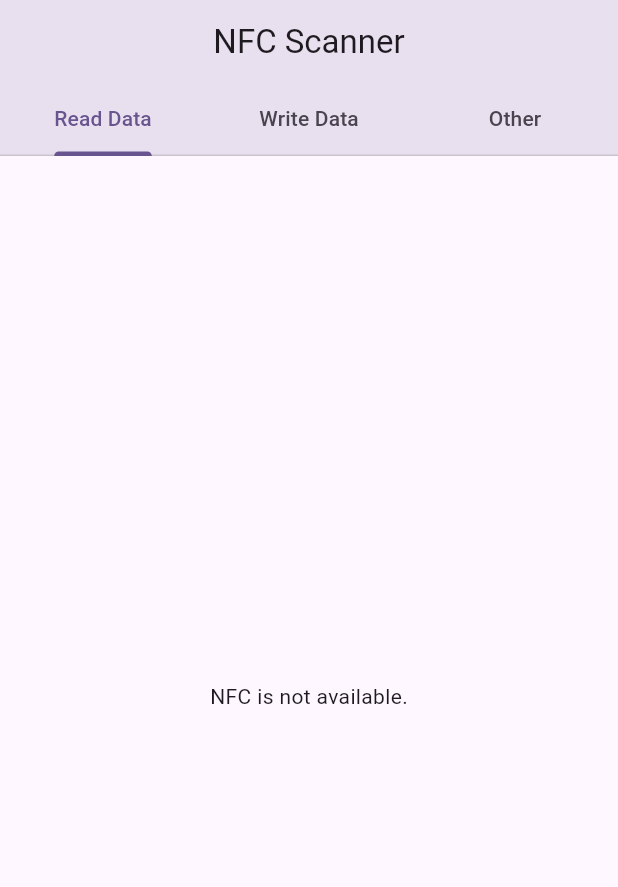
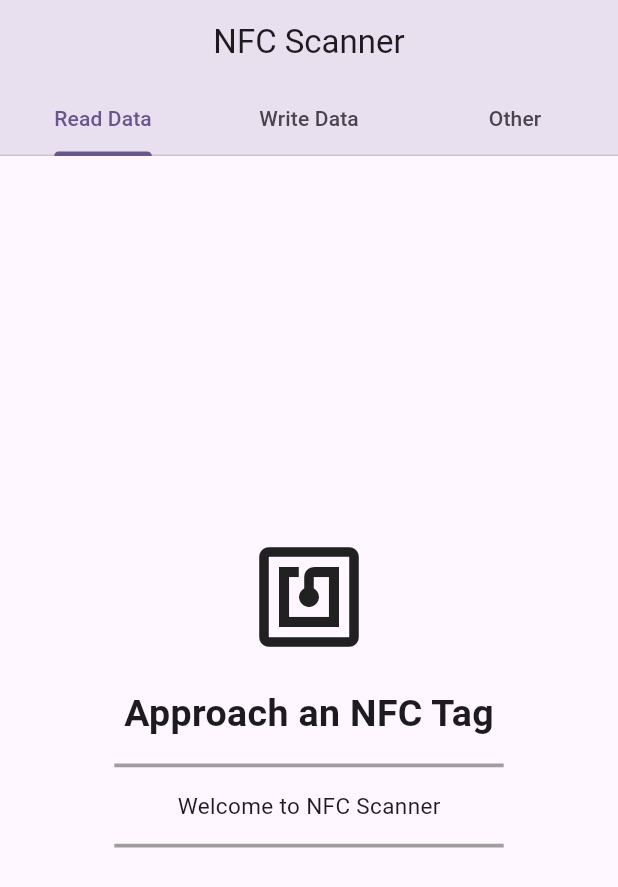
Before and after one commit to amishcodetrade/nfc_scanner, a Flutter app: the screen it shows after launch, on a phone screen of 412 x 824 dp. Shown: the top 887 px of the screen. Run offline on Flutter 3.47's test engine with Material 2 defaults, Android fonts, the phone set to English and light mode, and no system bars; our stand-ins replace shared_preferences, smooth_page_indicator; missing offline and left inert: nfc_manager; statements that could not run were skipped.

Commit message:
[fix] issue of nfc dialog and nfc not available text in read_nfc_data.dart

```diff
--- a/lib/view/screens/dashbord/home_screen.dart
+++ b/lib/view/screens/dashbord/home_screen.dart
@@ -83,7 +83,6 @@ class _HomeScreenState extends State<HomeScreen> with SingleTickerProviderStateM
                   }else{
                     isNfcEnabled = false;
                   }
-                  _checkNfcAvailability();
                 },
                 child: const Text('OK'),
               ),
--- a/lib/view/screens/read_data/read_nfc_data.dart
+++ b/lib/view/screens/read_data/read_nfc_data.dart
@@ -14,8 +14,6 @@ class _ReadDataState extends State<ReadData> {
   ValueNotifier<List<List<int>>> identifierNotifier = ValueNotifier([]);
   ValueNotifier<List<String>> userDetailsNotifier = ValueNotifier([]);
 
-  bool isNfcAvailable = false;
-
   @override
   void initState() {
     super.initState();
@@ -29,7 +27,6 @@ class _ReadDataState extends State<ReadData> {
       identifierNotifier.notifyListeners();
       _saveData();
     });
-    checkNfcAvailability();
   }
 
 
@@ -37,8 +34,7 @@ class _ReadDataState extends State<ReadData> {
   @override
   Widget build(BuildContext context) {
     return Scaffold(
-      body: isNfcAvailable
-          ? ValueListenableBuilder(
+      body: ValueListenableBuilder(
               valueListenable: identifierNotifier,
               builder: (context, value, child) => Center(
                 child: identifierNotifier.value.isEmpty
@@ -105,18 +101,9 @@ class _ReadDataState extends State<ReadData> {
                       ),
               ),
             )
-          : const Center(
-              child: Text('NFC is not available.'),
-            ),
     );
   }
 
-  Future<void> checkNfcAvailability() async {
-    bool nfcAvailable = await NfcManager.instance.isAvailable();
-    setState(() {
-      isNfcAvailable = nfcAvailable;
-    });
-  }
 
   List<int> extractIdentifier(String tagData) {
     final identifierString = tagData.substring(
```
